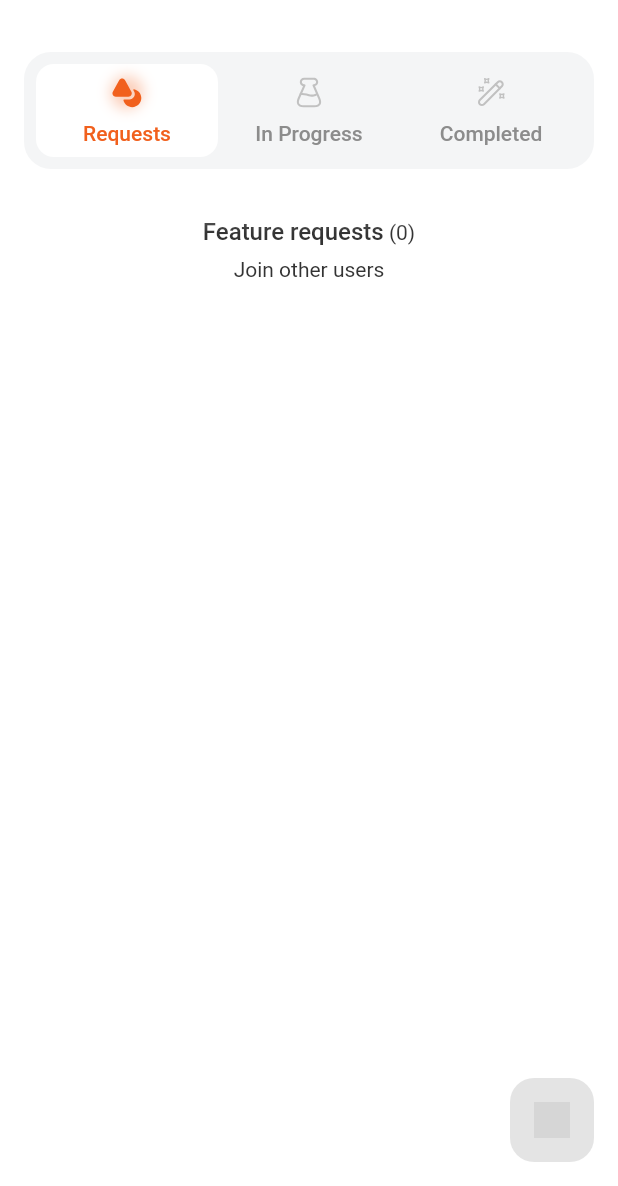
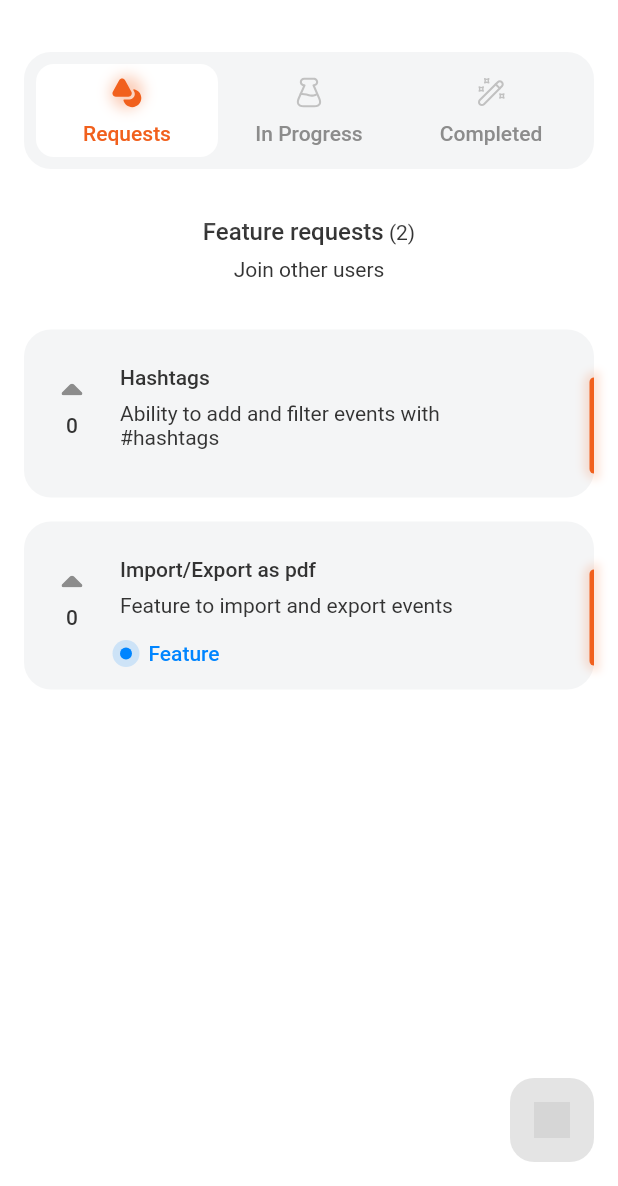
Before and after one commit to flutterwtf/Suggest-a-Feature, a Flutter app: the screen it shows after launch, on a phone screen of 412 x 824 dp, the part 50-1236 px from its top. Run offline on Flutter 3.47's test engine with Material 2 defaults, Android fonts, the phone set to English and light mode, and no system bars; our stand-ins replace cached_network_image, equatable, extended_image, flutter_bloc, flutter_svg, rxdart and 1 more; Roboto replaces fonts that are missing (Rubik); grey boxes are pictures that could not be loaded.

Commit message:
Add mock data for example (#37)

```diff
--- a/example/lib/main.dart
+++ b/example/lib/main.dart
@@ -52,8 +52,120 @@ const AdminSettings _adminSettings = AdminSettings(
 );
 
 class MySuggestionDataSource implements SuggestionsDataSource {
-  final Map<String, Suggestion> _suggestions = <String, Suggestion>{};
-  final Map<String, Comment> _comments = <String, Comment>{};
+  final Map<String, Suggestion> _suggestions = <String, Suggestion>{
+    'mockDataSuggestion1': Suggestion(
+      id: '1',
+      title: 'Hashtags',
+      authorId: '1',
+      isAnonymous: false,
+      creationTime: DateTime.now(),
+      description: 'Ability to add and filter events with #hashtags',
+      status: SuggestionStatus.requests,
+    ),
+    'mockDataSuggestion2': Suggestion(
+      id: '2',
+      title: 'Import/Export as pdf',
+      authorId: '2',
+      isAnonymous: true,
+      labels: const [SuggestionLabel.feature],
+      creationTime: DateTime.now(),
+      description: 'Feature to import and export events',
+      status: SuggestionStatus.requests,
+    ),
+    'mockDataSuggestion3': Suggestion(
+      id: '3',
+      title: 'Notification',
+      authorId: '3',
+      isAnonymous: false,
+      creationTime: DateTime.now(),
+      description: 'Implement notification date change',
+      status: SuggestionStatus.inProgress,
+    ),
+    'mockDataSuggestion4': Suggestion(
+      id: '4',
+      title: 'Video',
+      authorId: '4',
+      isAnonymous: true,
+      labels: const [SuggestionLabel.feature],
+      creationTime: DateTime.now(),
+      description: 'Аbility to save video',
+      status: SuggestionStatus.inProgress,
+    ),
+    'mockDataSuggestion5': Suggestion(
+      id: '5',
+      title: 'Image',
+      authorId: '5',
+      isAnonymous: true,
+      creationTime: DateTime.now(),
+      labels: const [SuggestionLabel.bug],
+      description: 'Poor image quality',
+      status: SuggestionStatus.completed,
+    ),
+    'mockDataSuggestion6': Suggestion(
+      id: '6',
+      title: 'Offline authorization',
+      authorId: '6',
+      isAnonymous: false,
+      creationTime: DateTime.now(),
+      status: SuggestionStatus.completed,
+    ),
+  };
+  final Map<String, Comment> _comments = <String, Comment>{
+    'mockDataComment1': Comment(
+      author: _suggestionAuthor,
+      id: '1',
+      suggestionId: '1',
+      isAnonymous: false,
+      text: 'Good idea',
+      creationTime: DateTime.now(),
+      isFromAdmin: true,
+    ),
+    'mockDataComment2': Comment(
+      author: _suggestionAuthor,
+      id: '2',
+      suggestionId: '2',
+      isAnonymous: false,
+      text: 'It would be helpful',
+      creationTime: DateTime.now(),
+      isFromAdmin: false,
+    ),
+    'mockDataComment3': Comment(
+      author: _suggestionAuthor,
+      id: '3',
+      suggestionId: '3',
+      isAnonymous: false,
+      text: 'Be sure to think about it',
+      creationTime: DateTime.now(),
+      isFromAdmin: true,
+    ),
+    'mockDataComment4': Comment(
+      author: _suggestionAuthor,
+      id: '4',
+      suggestionId: '4',
+      isAnonymous: false,
+      text: 'Good idea',
+      creationTime: DateTime.now(),
+      isFromAdmin: true,
+    ),
+    'mockDataComment5': Comment(
+      author: _suggestionAuthor,
+      id: '5',
+      suggestionId: '5',
+      isAnonymous: false,
+      text: 'Urgent fix',
+      creationTime: DateTime.now(),
+      isFromAdmin: false,
+    ),
+    'mockDataComment6': Comment(
+      author: _suggestionAuthor,
+      id: '6',
+      suggestionId: '6',
+      isAnonymous: true,
+      text: 'Done',
+      creationTime: DateTime.now(),
+      isFromAdmin: true,
+    ),
+  };
 
   MySuggestionDataSource({required this.userId});
 
```
